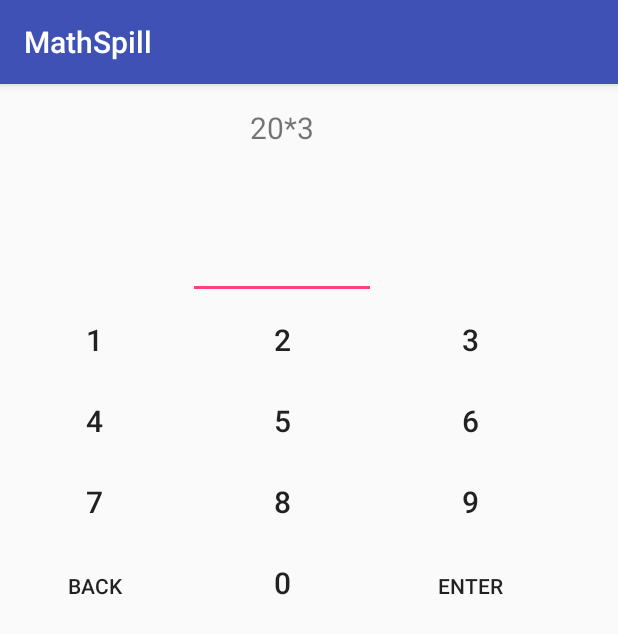
After one commit to s315614/AppUtvikling-MathGame, an Android app: the Spill screen opened directly, with no data from a screen before it, on a phone screen of 412 x 824 dp. The commit adds this screen. Shown: the top 634 px of the screen. Run offline under Robolectric (Android 15) with nearby library versions, the phone set to English and light mode, and no system bars.

Commit message:
added more

```diff
--- a/app/src/main/AndroidManifest.xml
+++ b/app/src/main/AndroidManifest.xml
@@ -16,7 +16,9 @@
                 <category android:name="android.intent.category.LAUNCHER" />
             </intent-filter>
         </activity>
-
+        <activity android:name=".Spill" />
+        <activity android:name=".Preferenser" />
+        <activity android:name=".Statistikk"></activity>
     </application>
 
 </manifest>
--- /dev/null
+++ b/app/src/main/java/com/example/bas/livssyklus/Spill.java
@@ -0,0 +1,113 @@
+package com.example.bas.livssyklus;
+
+import android.os.Bundle;
+import android.support.v7.app.AppCompatActivity;
+import android.view.View;
+import android.widget.Button;
+import android.widget.EditText;
+
+public class Spill extends AppCompatActivity {
+
+    @Override
+    protected void onCreate(Bundle savedInstanceState) {
+        super.onCreate(savedInstanceState);
+        setContentView(R.layout.activity_spill);
+
+        Button button1 = (Button) findViewById(R.id.button1);
+        button1.setOnClickListener(new View.OnClickListener() {
+            @Override
+            public void onClick(View v) {
+                EditText numberEntered = (EditText) findViewById(R.id.numberEntered);
+                int number1 = 1;
+                numberEntered.setText(number1 + "");
+            }
+        });
+        Button button2 = (Button) findViewById(R.id.button2);
+        button2.setOnClickListener(new View.OnClickListener() {
+            @Override
+            public void onClick(View v) {
+                EditText numberEntered = (EditText) findViewById(R.id.numberEntered);
+                int number2 = 2;
+                numberEntered.setText(number2 + "");
+            }
+        });
+        Button button3 = (Button) findViewById(R.id.button3);
+        button3.setOnClickListener(new View.OnClickListener() {
+            @Override
+            public void onClick(View v) {
+                EditText numberEntered = (EditText) findViewById(R.id.numberEntered);
+                int number3 = 3;
+                numberEntered.setText(number3 + "");
+            }
+        });
+        Button button4 = (Button) findViewById(R.id.button4);
+        button4.setOnClickListener(new View.OnClickListener() {
+            @Override
+            public void onClick(View v) {
+                EditText numberEntered = (EditText) findViewById(R.id.numberEntered);
+                int number4 = 4;
+                numberEntered.setText(number4 + "");
+            }
+        });
+        Button button5 = (Button) findViewById(R.id.button5);
+        button5.setOnClickListener(new View.OnClickListener() {
+            @Override
+            public void onClick(View v) {
+                EditText numberEntered = (EditText) findViewById(R.id.numberEntered);
+                int number5 = 5;
+                numberEntered.setText(number5 + "");
+            }
+        });
+        Button button6 = (Button) findViewById(R.id.button6);
+        button6.setOnClickListener(new View.OnClickListener() {
+            @Override
+            public void onClick(View v) {
+                EditText numberEntered = (EditText) findViewById(R.id.numberEntered);
+                int number6 = 6;
+                numberEntered.setText(number6 + "");
+            }
+        });
+        Button button7 = (Button) findViewById(R.id.button7);
+        button7.setOnClickListener(new View.OnClickListener() {
+            @Override
+            public void onClick(View v) {
+                EditText numberEntered = (EditText) findViewById(R.id.numberEntered);
+                int number7 = 7;
+                numberEntered.setText(number7 + "");
+            }
+        });
+        Button button8 = (Button) findViewById(R.id.button8);
+        button8.setOnClickListener(new View.OnClickListener() {
+            @Override
+            public void onClick(View v) {
+                EditText numberEntered = (EditText) findViewById(R.id.numberEntered);
+                int number8 = 8;
+                numberEntered.setText(number8 + "");
+            }
+        });
+        Button button9 = (Button) findViewById(R.id.button9);
+        button9.setOnClickListener(new View.OnClickListener() {
+            @Override
+            public void onClick(View v) {
+                EditText numberEntered = (EditText) findViewById(R.id.numberEntered);
+                int number9 = 9;
+                int textInt = Integer.valueOf(numberEntered.getText().toString());
+                numberEntered.setText(String.valueOf(textInt+""+number9));
+                //numberEntered.setText(number9 + "");
+            }
+        });
+        Button button0 = (Button) findViewById(R.id.button0);
+        button0.setOnClickListener(new View.OnClickListener() {
+            @Override
+            public void onClick(View v) {
+                EditText numberEntered = (EditText) findViewById(R.id.numberEntered);
+                int number0 = 0;
+                int textInt = Integer.valueOf(numberEntered.getText().toString());
+                numberEntered.setText(String.valueOf(textInt+""+number0));
+            }
+        });
+
+        Button backButton = (Button) findViewById(R.id.backButton);
+        Button enterButton = (Button) findViewById(R.id.enterButton);
+    }
+}
--- /dev/null
+++ b/app/src/main/res/layout/activity_spill.xml
@@ -0,0 +1,181 @@
+<?xml version="1.0" encoding="utf-8"?>
+<TableLayout xmlns:android="http://schemas.android.com/apk/res/android"
+    xmlns:app="http://schemas.android.com/apk/res-auto"
+    xmlns:tools="http://schemas.android.com/tools"
+    android:layout_width="match_parent"
+    android:layout_height="match_parent"
+    tools:context=".MainActivity">
+
+    <TableRow
+        android:orientation="vertical"
+        tools:layout_marginRight="50dp">
+
+        <Space
+            android:layout_width="wrap_content"
+            android:layout_height="wrap_content" />
+
+        <TextView
+            android:id="@+id/textView2"
+            style="?android:attr/dialogTheme"
+            android:layout_width="125dp"
+            android:layout_height="64dp"
+            android:layout_marginTop="15dp"
+            android:text="20*3"
+            android:textAlignment="center"
+            android:textSize="20sp" />
+
+    </TableRow>
+
+    <TableRow
+        android:layout_width="match_parent"
+        android:layout_height="match_parent">
+
+        <Space
+            android:layout_width="wrap_content"
+            android:layout_height="wrap_content" />
+
+        <EditText
+            android:id="@+id/numberEntered"
+            android:layout_width="120dp"
+            android:layout_height="64dp"
+            android:autoText="false"
+            android:contextClickable="false"
+            android:cursorVisible="false"
+            android:ems="10"
+            android:inputType="number"
+            android:linksClickable="false"
+            android:longClickable="false" />
+
+        <TextView
+            android:id="@+id/rightWrong"
+            android:layout_width="wrap_content"
+            android:layout_height="wrap_content" />
+    </TableRow>
+
+    <TableRow
+        android:layout_width="match_parent"
+        android:layout_height="match_parent">
+
+        <Button
+            android:id="@+id/button1"
+            style="?attr/buttonBarButtonStyle"
+            android:layout_width="125dp"
+            android:layout_height="match_parent"
+            android:text="1"
+            android:textAppearance="@style/TextAppearance.AppCompat.Button"
+            android:textSize="20sp" />
+
+        <Button
+            android:id="@+id/button2"
+            style="?attr/buttonBarButtonStyle"
+            android:layout_width="125dp"
+            android:layout_height="match_parent"
+            android:text="2"
+            android:textAppearance="@style/TextAppearance.AppCompat.Button"
+            android:textSize="20sp" />
+
+        <Button
+            android:id="@+id/button3"
+            style="?attr/buttonBarButtonStyle"
+            android:layout_width="125dp"
+            android:layout_height="match_parent"
+            android:text="3"
+            android:textAppearance="@style/TextAppearance.AppCompat.Button"
+            android:textSize="20sp" />
+    </TableRow>
+
+    <TableRow
+        android:layout_width="wrap_content"
+        android:layout_height="match_parent">
+
+        <Button
+            android:id="@+id/button4"
+            style="?attr/buttonBarButtonStyle"
+            android:layout_width="125dp"
+            android:layout_height="wrap_content"
+            android:text="4"
+            android:textAppearance="@style/TextAppearance.AppCompat.Button"
+            android:textSize="20sp" />
+
+        <Button
+            android:id="@+id/button5"
+            style="?attr/buttonBarButtonStyle"
+            android:layout_width="125dp"
+            android:layout_height="wrap_content"
+            android:text="5"
+            android:textAppearance="@style/TextAppearance.AppCompat.Button"
+            android:textSize="20sp" />
+
+        <Button
+            android:id="@+id/button6"
+            style="?attr/buttonBarButtonStyle"
+            android:layout_width="125dp"
+            android:layout_height="wrap_content"
+            android:text="6"
+            android:textAppearance="@style/TextAppearance.AppCompat.Button"
+            android:textSize="20sp" />
+    </TableRow>
+
+    <TableRow
+        android:layout_width="wrap_content"
+        android:layout_height="match_parent">
+
+        <Button
+            android:id="@+id/button7"
+            style="?attr/buttonBarButtonStyle"
+            android:layout_width="125dp"
+            android:layout_height="wrap_content"
+            android:text="7"
+            android:textAppearance="@style/TextAppearance.AppCompat.Button"
+            android:textSize="20sp" />
+
+        <Button
+            android:id="@+id/button8"
+            style="?attr/buttonBarButtonStyle"
+            android:layout_width="125dp"
+            android:layout_height="wrap_content"
+            android:text="8"
+            android:textAppearance="@style/TextAppearance.AppCompat.Button"
+            android:textSize="20sp" />
+
+        <Button
+            android:id="@+id/button9"
+            style="?attr/buttonBarButtonStyle"
+            android:layout_width="125dp"
+            android:layout_height="wrap_content"
+            android:text="9"
+            android:textAppearance="@style/TextAppearance.AppCompat.Button"
+            android:textSize="20sp" />
+    </TableRow>
+
+    <TableRow
+        android:layout_width="wrap_content"
+        android:layout_height="match_parent">
+
+        <Button
+            android:id="@+id/backButton"
+            style="?attr/buttonBarButtonStyle"
+            android:layout_width="125dp"
+            android:layout_height="wrap_content"
+            android:text="Back"
+            android:textAppearance="@style/TextAppearance.AppCompat.Button" />
+
+        <Button
+            android:id="@+id/button0"
+            style="?attr/buttonBarButtonStyle"
+            android:layout_width="125dp"
+            android:layout_height="wrap_content"
+            android:text="0"
+            android:textAppearance="@style/TextAppearance.AppCompat.Button"
+            android:textSize="20sp" />
+
+        <Button
+            android:id="@+id/enterButton"
+            style="?attr/buttonBarButtonStyle"
+            android:layout_width="125dp"
+            android:layout_height="wrap_content"
+            android:text="Enter"
+            android:textAppearance="@style/TextAppearance.AppCompat.Button" />
+
+    </TableRow>
+</TableLayout>
```
Also changed, not shown: app/src/main/java/com/example/bas/livssyklus/Hoved.java (+33 -7 lines), app/src/main/java/com/example/bas/livssyklus/Preferenser.java (added, +39 -0 lines), app/src/main/java/com/example/bas/livssyklus/Statistikk.java (added, +13 -0 lines), app/src/main/res/layout/activity_hoved.xml (+5 -5 lines), app/src/main/res/layout/activity_preferenser.xml (added, +45 -0 lines), app/src/main/res/layout/activity_statistikk.xml (added, +16 -0 lines).
